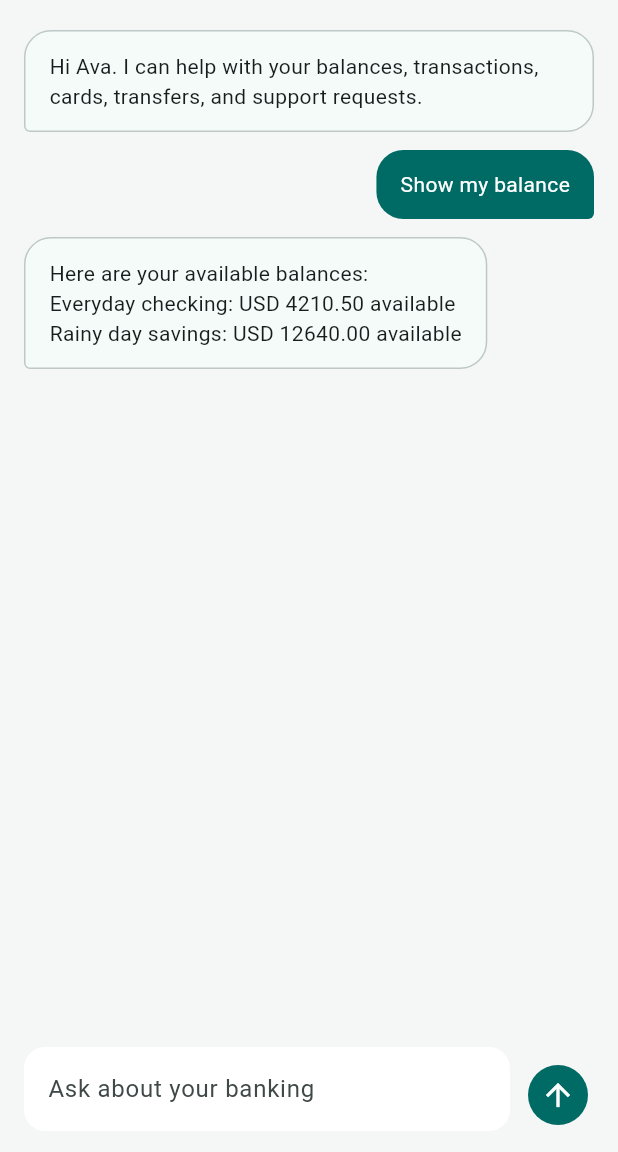
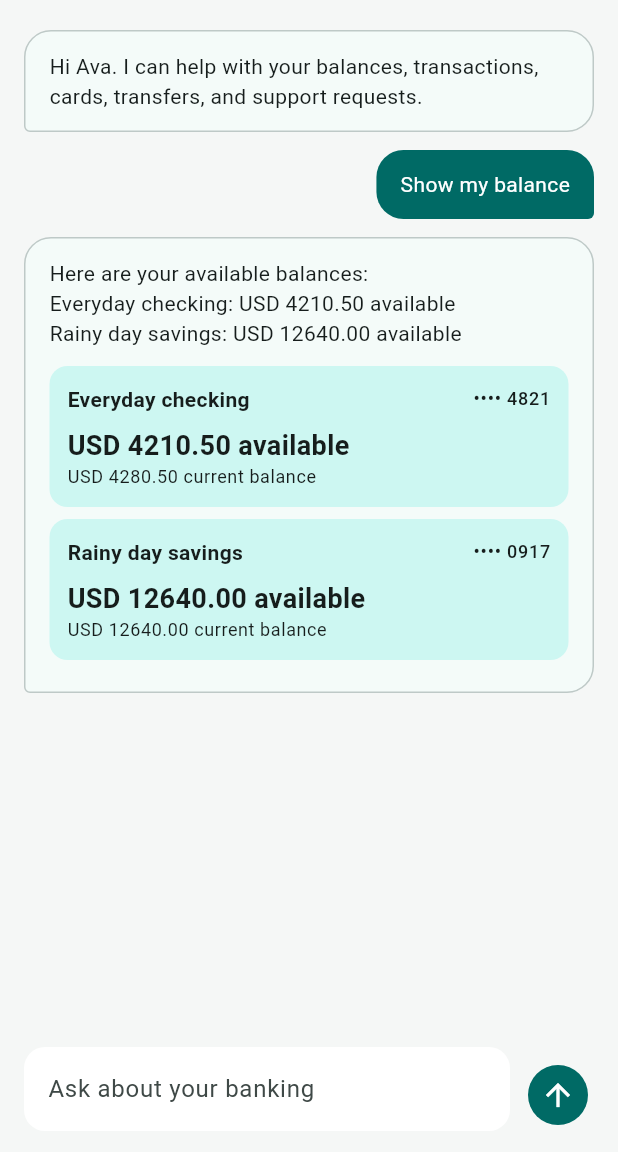
Before and after one commit to Raghavaraju-K/coreAgentBanking, a Flutter app: the screen it shows after launch, after a tap on "Show my balance", on a phone screen of 412 x 824 dp, the part 84-1236 px from its top. Run offline on Flutter 3.47's test engine with Material 3 defaults, Android fonts, the phone set to English and light mode, and no system bars; our stand-ins replace dio, flutter_secure_storage, get; Roboto replaces fonts that are missing (sans).

Commit message:
Render structured balance responses

```diff
--- a/lib/assistant/assistant_controller.dart
+++ b/lib/assistant/assistant_controller.dart
@@ -29,7 +29,7 @@ class AssistantController extends GetxController {
     super.onClose();
   }
 
-  ChatMessage _message(MessageRole role, String text, {ActionKind kind = ActionKind.none, ActionStatus status = ActionStatus.informational}) => ChatMessage(id: DateTime.now().microsecondsSinceEpoch.toString(), role: role, text: text, createdAt: DateTime.now(), actionKind: kind, status: status);
+  ChatMessage _message(MessageRole role, String text, {ActionKind kind = ActionKind.none, ActionStatus status = ActionStatus.informational, Map<String, dynamic> payload = const {}}) => ChatMessage(id: DateTime.now().microsecondsSinceEpoch.toString(), role: role, text: text, createdAt: DateTime.now(), actionKind: kind, status: status, payload: payload);
 
   Future<void> send([String? suggested]) async {
     final text = (suggested ?? inputController.text).trim();
@@ -42,7 +42,7 @@ class AssistantController extends GetxController {
     _scrollToEnd();
     try {
       final response = await service.respond(session, text);
-      messages.add(_message(MessageRole.assistant, response.text, kind: response.actionKind, status: response.status));
+      messages.add(_message(MessageRole.assistant, response.text, kind: response.actionKind, status: response.status, payload: response.payload));
       pendingAction.value = response.actionKind == ActionKind.none ? null : response;
     } on AuthorizationException catch (exception) {
       error.value = exception.message;
--- a/lib/assistant/assistant_screen.dart
+++ b/lib/assistant/assistant_screen.dart
@@ -34,7 +34,64 @@ class _MessageBubble extends StatelessWidget {
   Widget build(BuildContext context) {
     final isUser = message.role == MessageRole.user;
     final colors = Theme.of(context).colorScheme;
-    return Align(alignment: isUser ? Alignment.centerRight : Alignment.centerLeft, child: Container(constraints: const BoxConstraints(maxWidth: 560), margin: const EdgeInsets.only(bottom: 12), padding: const EdgeInsets.symmetric(horizontal: 16, vertical: 13), decoration: BoxDecoration(color: isUser ? colors.primary : colors.surface, borderRadius: BorderRadius.circular(18).copyWith(bottomRight: isUser ? const Radius.circular(4) : null, bottomLeft: isUser ? null : const Radius.circular(4)), border: isUser ? null : Border.all(color: colors.outlineVariant)), child: Text(message.text, style: TextStyle(color: isUser ? colors.onPrimary : colors.onSurface, height: 1.4))));
+    return Align(
+      alignment: isUser ? Alignment.centerRight : Alignment.centerLeft,
+      child: Container(
+        constraints: const BoxConstraints(maxWidth: 560),
+        margin: const EdgeInsets.only(bottom: 12),
+        padding: const EdgeInsets.symmetric(horizontal: 16, vertical: 13),
+        decoration: BoxDecoration(
+          color: isUser ? colors.primary : colors.surface,
+          borderRadius: BorderRadius.circular(18).copyWith(bottomRight: isUser ? const Radius.circular(4) : null, bottomLeft: isUser ? null : const Radius.circular(4)),
+          border: isUser ? null : Border.all(color: colors.outlineVariant),
+        ),
+        child: Column(
+          crossAxisAlignment: CrossAxisAlignment.start,
+          children: [
+            Text(message.text, style: TextStyle(color: isUser ? colors.onPrimary : colors.onSurface, height: 1.4)),
+            if (!isUser && message.payload['type'] == 'account_balance_card') ...[
+              const SizedBox(height: 12),
+              _AccountBalanceCards(payload: message.payload),
+            ],
+          ],
+        ),
+      ),
+    );
+  }
+}
+
+class _AccountBalanceCards extends StatelessWidget {
+  final Map<String, dynamic> payload;
+  const _AccountBalanceCards({required this.payload});
+
+  @override
+  Widget build(BuildContext context) {
+    final accounts = payload['data'] is Map<String, dynamic> ? (payload['data']['accounts'] as List<dynamic>? ?? const []) : (payload['accounts'] as List<dynamic>? ?? const []);
+    return Column(
+      children: accounts.map((item) {
+        final account = item is Account ? item : null;
+        final data = item is Map<String, dynamic> ? item : const <String, dynamic>{};
+        final name = account?.name ?? data['name'] as String? ?? 'Account';
+        final maskedNumber = account?.maskedNumber ?? data['masked_number'] as String? ?? 'Masked account';
+        final currency = account?.currency ?? data['currency'] as String? ?? '';
+        final available = account?.availableBalance ?? (data['available_balance'] as num?)?.toDouble() ?? 0;
+        final balance = account?.balance ?? (data['balance'] as num?)?.toDouble() ?? 0;
+        return Padding(
+          padding: const EdgeInsets.only(bottom: 8),
+          child: Container(
+            width: double.infinity,
+            padding: const EdgeInsets.all(12),
+            decoration: BoxDecoration(color: Theme.of(context).colorScheme.primaryContainer.withValues(alpha: 0.45), borderRadius: BorderRadius.circular(12)),
+            child: Column(crossAxisAlignment: CrossAxisAlignment.start, children: [
+              Row(children: [Expanded(child: Text(name, style: const TextStyle(fontWeight: FontWeight.w700))), Text(maskedNumber, style: Theme.of(context).textTheme.labelMedium)]),
+              const SizedBox(height: 8),
+              Text('$currency ${available.toStringAsFixed(2)} available', style: const TextStyle(fontSize: 18, fontWeight: FontWeight.w700)),
+              Text('$currency ${balance.toStringAsFixed(2)} current balance', style: Theme.of(context).textTheme.bodySmall),
+            ]),
+          ),
+        );
+      }).toList(),
+    );
   }
 }
 
--- a/lib/assistant/assistant_service.dart
+++ b/lib/assistant/assistant_service.dart
@@ -44,7 +44,7 @@ class AssistantService implements AssistantUseCase {
     if (lower.contains('balance') || lower.contains('account')) {
       final accounts = await adapter.getAccounts(session.customerId);
       final summary = accounts.map((account) => '${account.name}: ${account.currency} ${account.availableBalance.toStringAsFixed(2)} available').join('\n');
-      return AssistantResponse(text: 'Here are your available balances:\n$summary');
+      return AssistantResponse(text: 'Here are your available balances:\n$summary', payload: {'type': 'account_balance_card', 'accounts': accounts});
     }
     if (lower.contains('transaction') || lower.contains('spent') || lower.contains('purchase')) {
       final transactions = await adapter.searchTransactions(session.customerId, query: _extractSearch(lower));
--- a/lib/assistant/models.dart
+++ b/lib/assistant/models.dart
@@ -22,6 +22,7 @@ class ChatMessage {
   final ActionKind actionKind;
   final ActionStatus status;
   final Map<String, String> metadata;
+  final Map<String, dynamic> payload;
 
   const ChatMessage({
     required this.id,
@@ -31,6 +32,7 @@ class ChatMessage {
     this.actionKind = ActionKind.none,
     this.status = ActionStatus.informational,
     this.metadata = const {},
+    this.payload = const {},
   });
 }
 
@@ -95,12 +97,14 @@ class AssistantResponse {
   final ActionKind actionKind;
   final ActionStatus status;
   final Map<String, String> metadata;
+  final Map<String, dynamic> payload;
 
   const AssistantResponse({
     required this.text,
     this.actionKind = ActionKind.none,
     this.status = ActionStatus.informational,
     this.metadata = const {},
+    this.payload = const {},
   });
 }
 
--- a/lib/assistant/remote_assistant_service.dart
+++ b/lib/assistant/remote_assistant_service.dart
@@ -24,11 +24,13 @@ class RemoteAssistantService implements AssistantUseCase {
       );
       final data = response.data ?? const <String, dynamic>{};
       final intent = data['intent'] as String?;
+      final uiPayload = data['ui_payload'] as Map<String, dynamic>?;
       return AssistantResponse(
         text: data['assistant_message'] as String? ?? 'I could not understand that request.',
         actionKind: _actionKind(intent),
         status: _actionStatus(data['state'] as String?),
-        metadata: {'uiPayloadType': (data['ui_payload'] as Map<String, dynamic>?)?['type'] as String? ?? 'text'},
+        metadata: {'uiPayloadType': uiPayload?['type'] as String? ?? 'text'},
+        payload: uiPayload ?? const {},
       );
     } on DioException catch (exception) {
       final statusCode = exception.response?.statusCode;
```
